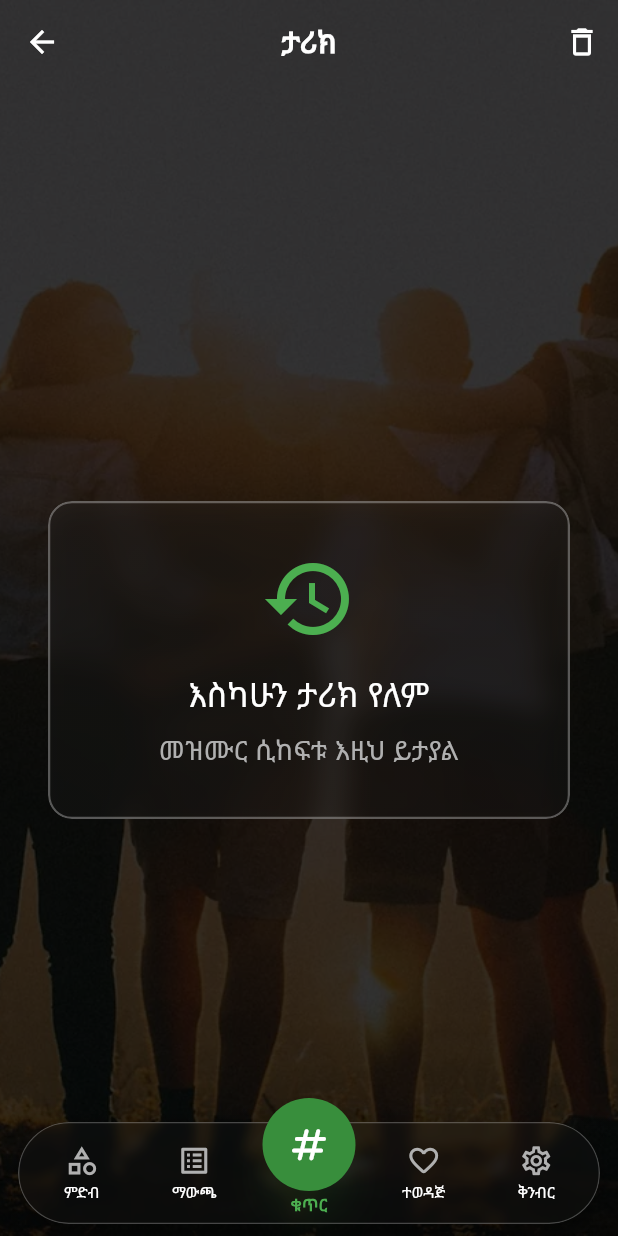
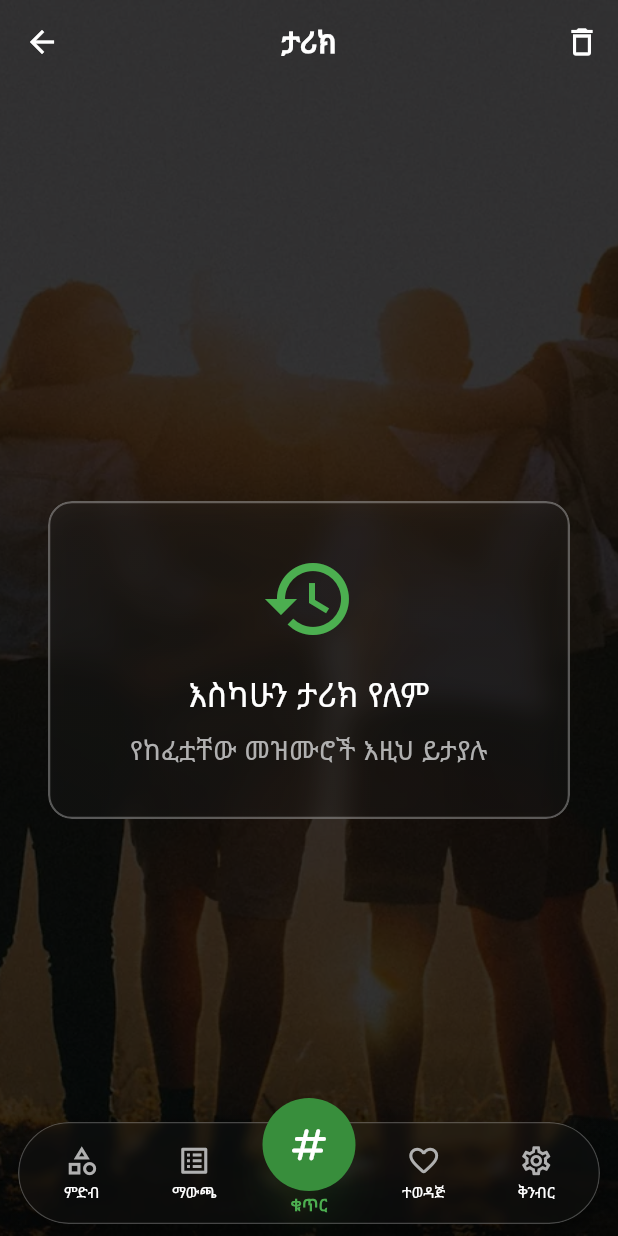
Before and after one commit to Nawey99/amharic_hymnal_app, a Flutter app: the screen it shows after launch, after a tap on "ዝለል", after a tap on the "search" icon, after a tap on "ታሪክ", on a phone screen of 412 x 824 dp. Run offline on Flutter 3.47's test engine with Material 3 defaults, Android fonts, the phone set to English and light mode, and no system bars; our stand-ins replace audio_service, dartz, equatable, flutter_bloc, flutter_secure_storage, get_it and 6 more; missing offline and left inert: audio_session; network calls fail.

Commit message:
End every list the same distance above the bottom bar
The index list counted the phone's own navigation area twice and kept
each card's trailing gap, so it stopped about 58 dp higher than the
category list; sorted by name it left a whole empty screen, filler that
let the last letters of the A-Z rail reach the top. That filler is
gone: a section near the end now scrolls as far as it can, and the
letter heading follows the card at the top rather than one that has
scrolled away.

The letter rail is hidden while search is open, where neither of its
shapes could be used, and closing search ends it rather than leaving
the results behind. Donate and its bank page now reserve the bar's
space too.

Co-Authored-By: Claude Opus 5 (1M context) <noreply@anthropic.com>

```diff
--- a/lib/features/hymns/presentation/pages/categories_page.dart
+++ b/lib/features/hymns/presentation/pages/categories_page.dart
@@ -160,7 +160,7 @@ class _CategoriesPageState extends State<CategoriesPage> {
                         if (authors.isEmpty) {
                           return const EmptyStateWidget(
                             icon: Icons.person_outline,
-                            title: 'ደራሲዎች አልተገኙም',
+                            title: 'ዘማሪዎች አልተገኙም',
                           );
                         }
 
--- a/lib/features/hymns/presentation/pages/favorites_page.dart
+++ b/lib/features/hymns/presentation/pages/favorites_page.dart
@@ -222,7 +222,7 @@ class _FavoritesPageState extends State<FavoritesPage>
     return AppSearchBar(
       controller: _searchController,
       focusNode: _searchFocusNode,
-      hintText: 'ተወዳጆችን ይፈልጉ...',
+      hintText: 'ተወዳጅ መዝሙሮችን ይፈልጉ...',
       autofocus: false,
       onChanged: (value) {
         _handleSearchChange();
@@ -289,7 +289,9 @@ class _FavoritesPageState extends State<FavoritesPage>
     }
 
     // Add bottom padding to prevent content from going under navigation bar
-    final bottomPadding = NavBarConstants.getBottomPadding(context);
+    // The last item's own gap already counts towards it.
+    final bottomPadding = NavBarConstants.getBottomPadding(context) -
+        HymnListItem.bottomGap(context);
 
     return ListView.builder(
       controller: _scrollController,
--- a/lib/features/hymns/presentation/pages/history_page.dart
+++ b/lib/features/hymns/presentation/pages/history_page.dart
@@ -108,7 +108,7 @@ class _HistoryPageState extends State<HistoryPage> {
                     return const EmptyStateWidget(
                       icon: Icons.history,
                       title: 'እስካሁን ታሪክ የለም',
-                      message: 'መዝሙር ሲከፍቱ እዚህ ይታያል',
+                      message: 'የከፈቷቸው መዝሙሮች እዚህ ይታያሉ',
                     );
                   }
 
@@ -130,8 +130,8 @@ class _HistoryPageState extends State<HistoryPage> {
                   if (historyHymns.isEmpty) {
                     return const EmptyStateWidget(
                       icon: Icons.history,
-                      title: 'በዚህ መዝሙር ስብስብ ታሪክ የለም',
-                      message: 'መዝሙር ከከፈቱ በኋላ እዚህ ይታያል',
+                      title: 'በዚህ የመዝሙር ስብስብ ውስጥ ታሪክ የለም',
+                      message: 'የከፈቷቸው መዝሙሮች እዚህ ይታያሉ',
                     );
                   }
 
@@ -140,7 +140,8 @@ class _HistoryPageState extends State<HistoryPage> {
                       16,
                       16,
                       16,
-                      NavBarConstants.getBottomPadding(context),
+                      NavBarConstants.getBottomPadding(context) -
+                          HymnListItem.bottomGap(context),
                     ),
                     itemCount: historyHymns.length,
                     itemBuilder: (context, index) {
@@ -208,7 +209,7 @@ class _HistoryPageState extends State<HistoryPage> {
           style: TextStyle(color: AppColors.primaryText),
         ),
         content: const Text(
-          'የተከፈቱ መዝሙሮች ታሪክ በሙሉ ይጠፋ?',
+          'የተከፈቱ መዝሙሮች ታሪክ በሙሉ ይጥፋ?',
           style: TextStyle(color: AppColors.primaryText),
         ),
         actions: [
--- a/lib/features/hymns/presentation/pages/index_page.dart
+++ b/lib/features/hymns/presentation/pages/index_page.dart
@@ -48,6 +48,7 @@ class _IndexPageState extends State<IndexPage> {
   int _sectionJumpGeneration = 0;
   bool _isSectionJumpInProgress = false;
   double _lastMeasuredHymnItemExtent = _estimatedHymnItemExtent;
+  bool _sectionUpdateScheduled = false;
   @override
   void initState() {
     super.initState();
@@ -69,8 +70,21 @@ class _IndexPageState extends State<IndexPage> {
     super.dispose();
   }
 
-  /// Update section indicator based on current scroll position
+  /// Update section indicator based on current scroll position.
+  ///
+  /// Scroll notifications arrive before the list is laid out at the new
+  /// offset, so the rows are read once that frame is done.
   void _updateSectionIndicator() {
+    if (_sectionUpdateScheduled) return;
+    _sectionUpdateScheduled = true;
+    WidgetsBinding.instance.addPostFrameCallback((_) {
+      _sectionUpdateScheduled = false;
+      if (mounted) _syncSectionIndicator();
+    });
+    WidgetsBinding.instance.ensureVisualUpdate();
+  }
+
+  void _syncSectionIndicator() {
     if (!_scrollController.hasClients || _isSectionJumpInProgress) return;
 
     final state = context.read<HymnsBloc>().state;
@@ -244,6 +258,9 @@ class _IndexPageState extends State<IndexPage> {
 
     final viewportTop = viewportBox.localToGlobal(Offset.zero).dy;
     final viewportBottom = viewportTop + viewportBox.size.height;
+    // An item whose card has scrolled away can still reach into the list
+    // with the gap below it; that item is not visible.
+    final itemGap = HymnListItem.bottomGap(context);
     int? bestIndex;
     double? bestTop;
 
@@ -253,7 +270,7 @@ class _IndexPageState extends State<IndexPage> {
       if (itemBox == null || !itemBox.hasSize) continue;
 
       final itemTop = itemBox.localToGlobal(Offset.zero).dy;
-      final itemBottom = itemTop + itemBox.size.height;
+      final itemBottom = itemTop + itemBox.size.height - itemGap;
       if (itemBottom <= viewportTop || itemTop >= viewportBottom) continue;
 
       if (bestTop == null || itemTop < bestTop) {
@@ -386,8 +403,10 @@ class _IndexPageState extends State<IndexPage> {
         _searchFocusNode.unfocus();
       }
     });
-    if (willShowSearch && _searchController.currentQuery.isNotEmpty) {
-      _handleSearchQuery(_searchController.currentQuery);
+    // Closing search ends it: the list goes back to its sort order, with
+    // the letter rail when sorted by name.
+    if (!willShowSearch && _searchController.currentQuery.isNotEmpty) {
+      _searchController.clear();
     }
   }
 
@@ -507,8 +526,11 @@ class _IndexPageState extends State<IndexPage> {
                 children: [
                   _buildHymnListView(
                     state,
-                    useHorizontalAlphabetRail: useHorizontalAlphabetRail,
-                    viewportHeight: constraints.maxHeight,
+                    showsVerticalAlphabetRail:
+                        labels.isNotEmpty && !useHorizontalAlphabetRail,
+                    // Read inside the page's SafeArea, which has already
+                    // taken the system navigation inset.
+                    navBarBottomPadding: alphabetRailBottomPadding,
                   ),
                   if (labels.isNotEmpty)
                     AlphabetScrollBar(
@@ -531,6 +553,9 @@ class _IndexPageState extends State<IndexPage> {
 
   List<String> _alphabetLabelsForState(HymnsState state) {
     if (state is! HymnsLoaded || state.sortType != 'name') return const [];
+    // The rail is for browsing. With search open there is no room for it
+    // beside the field and keyboard, and typing replaces the list anyway.
+    if (_isSearchVisible) return const [];
 
     final hymnsToDisplay = _hymnsForDisplay(state.hymns, state.sortType);
     final availableLabels = _buildAlphabetIndex(hymnsToDisplay).keys.toList();
@@ -539,8 +564,8 @@ class _IndexPageState extends State<IndexPage> {
 
   Widget _buildHymnListView(
     HymnsState state, {
-    required bool useHorizontalAlphabetRail,
-    required double viewportHeight,
+    required bool showsVerticalAlphabetRail,
+    required double navBarBottomPadding,
   }) {
     if (state is HymnsLoading) {
       return const Center(
@@ -562,18 +587,16 @@ class _IndexPageState extends State<IndexPage> {
 
     return _buildHymnListItems(
       state,
-      useHorizontalAlphabetRail: useHorizontalAlphabetRail,
-      viewportHeight: viewportHeight,
+      showsVerticalAlphabetRail: showsVerticalAlphabetRail,
+      navBarBottomPadding: navBarBottomPadding,
     );
   }
 
   Widget _buildHymnListItems(
     HymnsLoaded state, {
-    required bool useHorizontalAlphabetRail,
-    required double viewportHeight,
+    required bool showsVerticalAlphabetRail,
+    required double navBarBottomPadding,
   }) {
-    final hasAlphabetScrollBar =
-        state.sortType == 'name' && state.hymns.isNotEmpty;
     final hasNumberScrollbar = state.sortType == 'number';
     final hymnsToDisplay = _hymnsForDisplay(state.hymns, state.sortType);
 
@@ -585,22 +608,16 @@ class _IndexPageState extends State<IndexPage> {
       return EmptyStateWidget(
         icon: Icons.music_note,
         title: AppLocalizations.of(context)?.noHymnsFound ?? 'No hymns found',
-        message: state.sortType == 'name' ? 'በስም ለማደራጀት መዝሙር አልተገኘም' : null,
+        message: state.sortType == 'name' ? 'በስም የተደረደረ መዝሙር አልተገኘም' : null,
       );
     }
 
-    final rightPadding =
-        hasAlphabetScrollBar && !useHorizontalAlphabetRail ? 54.0 : 16.0;
-    final standardBottomPadding = NavBarConstants.getBottomPadding(context);
-    // Let even the final alphabet section align with the viewport top.
-    final sectionAlignmentBottomPadding = hasAlphabetScrollBar
-        ? (viewportHeight - _lastMeasuredHymnItemExtent)
-            .clamp(0.0, double.infinity)
-            .toDouble()
-        : 0.0;
-    final bottomPadding = sectionAlignmentBottomPadding > standardBottomPadding
-        ? sectionAlignmentBottomPadding
-        : standardBottomPadding;
+    // Room for the vertical letter rail only while it is shown.
+    final rightPadding = showsVerticalAlphabetRail ? 54.0 : 16.0;
+    // The last item's own gap counts towards the space above the nav bar, so
+    // the list ends as far above it as the category list does. Sections
+    // near the end scroll as far as they can rather than to the very top.
+    final bottomPadding = navBarBottomPadding - HymnListItem.bottomGap(context);
 
     final listView = ListView.builder(
       controller: _scrollController,
--- a/lib/features/hymns/presentation/widgets/hymn_list_item.dart
+++ b/lib/features/hymns/presentation/widgets/hymn_list_item.dart
@@ -1,13 +1,12 @@
 // lib/features/hymns/presentation/widgets/hymn_list_item.dart
 import 'package:flutter/material.dart';
 
-import 'package:amharic_hymnal_app/core/domain/repositories/settings_repository.dart';
+import 'package:amharic_hymnal_app/core/widgets/app_text_scope.dart';
 import 'package:amharic_hymnal_app/core/services/background_image_service.dart';
 import 'package:amharic_hymnal_app/core/widgets/glass_container.dart';
 import 'package:amharic_hymnal_app/core/theme/app_colors.dart';
 import 'package:amharic_hymnal_app/core/utils/responsive_layout.dart';
 import 'package:amharic_hymnal_app/features/hymns/domain/entities/hymn.dart';
-import 'package:amharic_hymnal_app/injection_container.dart' show sl;
 
 class HymnListItem extends StatelessWidget {
   final Hymn hymn;
@@ -21,10 +20,15 @@ class HymnListItem extends StatelessWidget {
     this.sortType,
   });
 
+  /// The space every item leaves below itself, before the next one. A list
+  /// takes it off its end padding so the last item stops where a list with
+  /// separators would.
+  static double bottomGap(BuildContext context) =>
+      ResponsiveLayout.isCompactLandscape(context) ? 6 : 10;
+
   @override
   Widget build(BuildContext context) {
-    final settingsRepository = sl<SettingsRepository>();
-    final fontSize = settingsRepository.getFontSize();
+    final fontSize = FontSizeScope.of(context);
     final textScale = MediaQuery.textScalerOf(context).scale(1.0);
     final backgroundImageEnabled = BackgroundImageService().isEnabled;
     final compactLandscape = ResponsiveLayout.isCompactLandscape(context);
@@ -35,7 +39,7 @@ class HymnListItem extends StatelessWidget {
         onTap: onTap,
         borderRadius: BorderRadius.circular(12),
         child: GlassContainer(
-          margin: EdgeInsets.only(bottom: compactLandscape ? 6 : 10),
+          margin: EdgeInsets.only(bottom: bottomGap(context)),
           borderRadius: 12.0,
           blurSigma: 12.0,
           opacity: backgroundImageEnabled ? 0.22 : 0.62,
@@ -123,8 +127,10 @@ class HymnListItem extends StatelessWidget {
     final textScaleFactor = textScaler.scale(1.0);
     final englishTitle = hymn.displayEnglishTitle;
     final hasEnglishTitle = englishTitle.isNotEmpty;
+    // Wide enough for the setting to show in the list, still bounded so a
+    // row keeps its shape.
     final scaledFontSize =
-        (fontSize * 0.85).clamp(16.0, 18.0) * textScaleFactor.clamp(0.8, 1.25);
+        (fontSize * 0.85).clamp(14.0, 22.0) * textScaleFactor.clamp(0.8, 1.25);
 
     return Material(
       color: Colors.transparent,
```
Also changed, not shown: lib/features/hymns/presentation/pages/category_hymns_page.dart (+6 -3 lines), lib/features/hymns/presentation/pages/donate_page.dart (+23 -12 lines), 2 other files.
